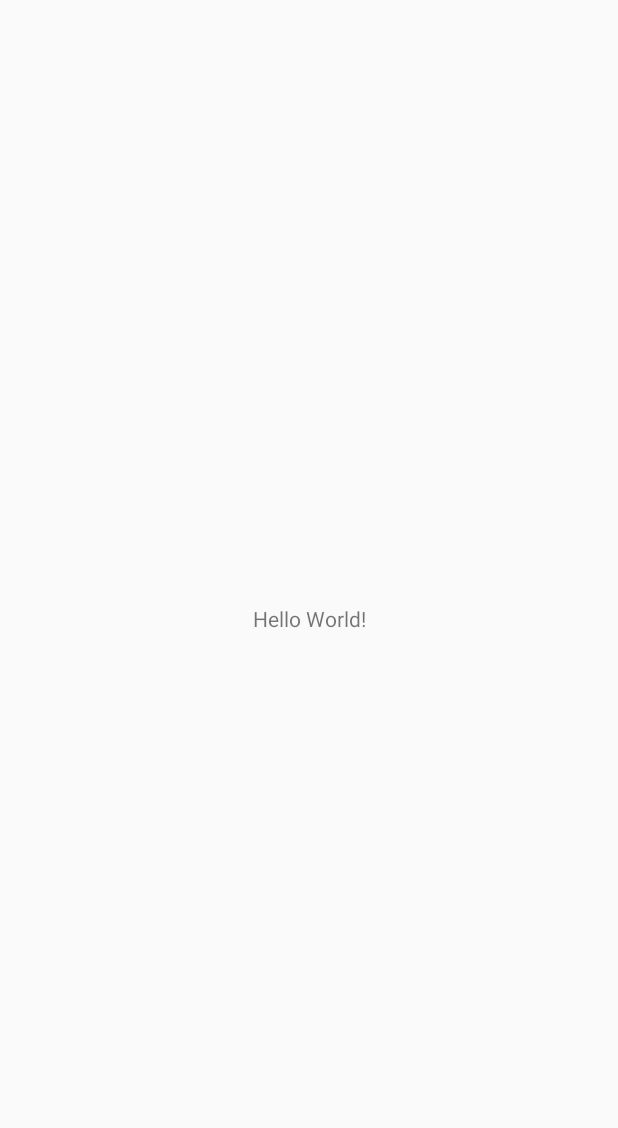
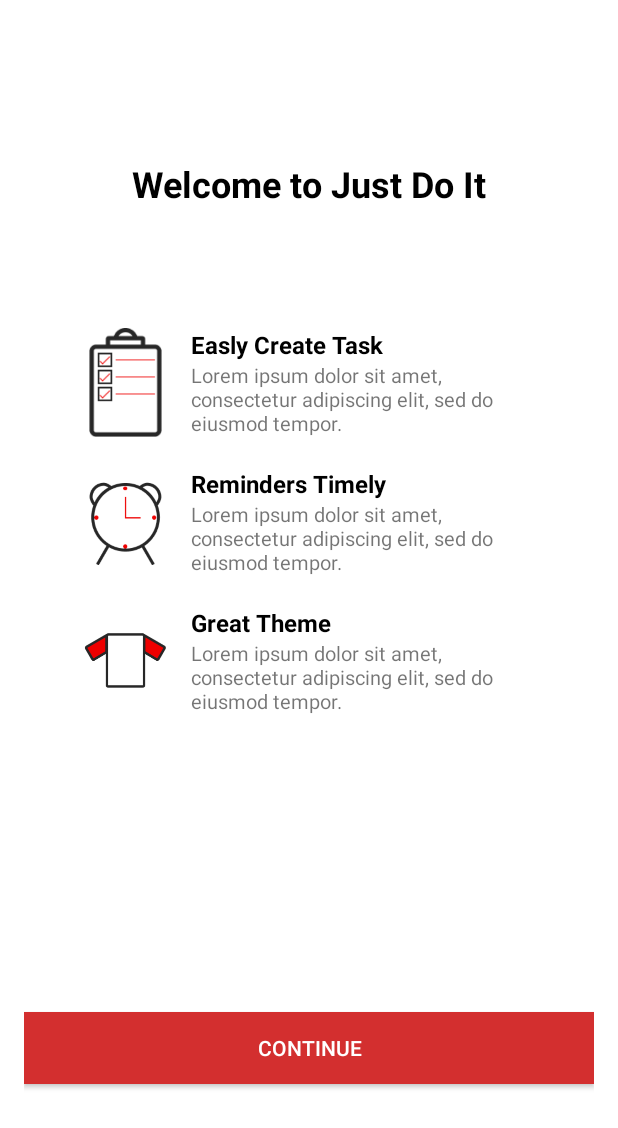
Before and after one commit to CandraWikananta/progmob-to-do-list, an Android app: the screen it shows after launch (MainActivity before the commit, WelcomePage after it), on a phone screen of 412 x 824 dp. Before the commit the part shown is almost empty. Shown: the top 1128 px of the screen. Run offline under Robolectric (Android 15) with nearby library versions, the phone set to English and light mode, and no system bars.

Commit message:
add logic from splash screen, welcome page, sign in and up

```diff
--- a/app/src/main/java/com/progmob/todolist/SplashScreen.kt
+++ b/app/src/main/java/com/progmob/todolist/SignUp.kt
@@ -6,11 +6,11 @@ import androidx.appcompat.app.AppCompatActivity
 import androidx.core.view.ViewCompat
 import androidx.core.view.WindowInsetsCompat
 
-class SplashScreen : AppCompatActivity() {
+class SignUp : AppCompatActivity() {
     override fun onCreate(savedInstanceState: Bundle?) {
         super.onCreate(savedInstanceState)
         enableEdgeToEdge()
-        setContentView(R.layout.activity_splash_screen)
+        setContentView(R.layout.sign_up_form_page)
         ViewCompat.setOnApplyWindowInsetsListener(findViewById(R.id.main)) { v, insets ->
             val systemBars = insets.getInsets(WindowInsetsCompat.Type.systemBars())
             v.setPadding(systemBars.left, systemBars.top, systemBars.right, systemBars.bottom)
--- /dev/null
+++ b/app/src/main/java/com/progmob/todolist/SplashScreenPage.kt
@@ -0,0 +1,31 @@
+package com.progmob.todolist
+
+import android.content.Intent
+import android.os.Bundle
+import android.os.Handler
+import android.os.Looper
+import androidx.activity.enableEdgeToEdge
+import androidx.appcompat.app.AppCompatActivity
+import androidx.core.splashscreen.SplashScreen.Companion.installSplashScreen
+import androidx.core.view.ViewCompat
+import androidx.core.view.WindowInsetsCompat
+
+class SplashScreenPage : AppCompatActivity() {
+    override fun onCreate(savedInstanceState: Bundle?) {
+        installSplashScreen()
+
+        super.onCreate(savedInstanceState)
+        enableEdgeToEdge()
+        setContentView(R.layout.activity_splash_screen)
+        ViewCompat.setOnApplyWindowInsetsListener(findViewById(R.id.main)) { v, insets ->
+            val systemBars = insets.getInsets(WindowInsetsCompat.Type.systemBars())
+            v.setPadding(systemBars.left, systemBars.top, systemBars.right, systemBars.bottom)
+            insets
+        }
+
+        Handler(Looper.getMainLooper()).postDelayed({
+            startActivity(Intent(this, WelcomePage::class.java))
+            finish()
+        }, 2000)
+    }
+}
--- /dev/null
+++ b/app/src/main/java/com/progmob/todolist/WelcomePage.kt
@@ -0,0 +1,29 @@
+package com.progmob.todolist
+
+import android.os.Bundle
+import androidx.activity.enableEdgeToEdge
+import androidx.appcompat.app.AppCompatActivity
+import androidx.core.view.ViewCompat
+import androidx.core.view.WindowInsetsCompat
+import android.widget.Button
+import android.content.Intent
+
+
+class WelcomePage : AppCompatActivity() {
+    override fun onCreate(savedInstanceState: Bundle?) {
+        super.onCreate(savedInstanceState)
+        enableEdgeToEdge()
+        setContentView(R.layout.welcome_page)
+        ViewCompat.setOnApplyWindowInsetsListener(findViewById(R.id.Welcome)) { v, insets ->
+            val systemBars = insets.getInsets(WindowInsetsCompat.Type.systemBars())
+            v.setPadding(systemBars.left, systemBars.top, systemBars.right, systemBars.bottom)
+            insets
+        }
+
+        val nextButton = findViewById<Button>(R.id.nextButton)
+        nextButton.setOnClickListener {
+            val intent = Intent(this, createAccount::class.java)
+            startActivity(intent)
+        }
+    }
+}
--- a/app/src/main/res/layout/activity_splash_screen.xml
+++ b/app/src/main/res/layout/activity_splash_screen.xml
@@ -5,7 +5,7 @@
     android:id="@+id/main"
     android:layout_width="match_parent"
     android:layout_height="match_parent"
-    tools:context=".SplashScreen">
+    tools:context=".SplashScreenPage">
 
     <RelativeLayout xmlns:android="http://schemas.android.com/apk/res/android"
         android:layout_width="match_parent"
--- a/app/src/main/res/layout/create_account_page.xml
+++ b/app/src/main/res/layout/createaccount_page.xml
@@ -2,10 +2,10 @@
 <androidx.constraintlayout.widget.ConstraintLayout xmlns:android="http://schemas.android.com/apk/res/android"
     xmlns:app="http://schemas.android.com/apk/res-auto"
     xmlns:tools="http://schemas.android.com/tools"
-    android:id="@+id/createAccount"
+    android:id="@+id/account"
     android:layout_width="match_parent"
     android:layout_height="match_parent"
-    tools:context=".create_account">
+    tools:context=".createAccount">
 
     <RelativeLayout
         android:layout_width="match_parent"
@@ -60,6 +60,7 @@
             >
 
             <Button
+                android:id="@+id/signInButton"
                 android:layout_width="match_parent"
                 android:layout_height="wrap_content"
                 android:text="Sign in"
@@ -68,6 +69,7 @@
                 />
 
             <Button
+                android:id="@+id/signUpButton"
                 android:layout_width="match_parent"
                 android:layout_height="wrap_content"
                 android:text="Sign up"
--- a/app/src/main/res/layout/welcome_page.xml
+++ b/app/src/main/res/layout/welcome_page.xml
@@ -1,12 +1,11 @@
 <?xml version="1.0" encoding="utf-8"?>
-
 <androidx.constraintlayout.widget.ConstraintLayout xmlns:android="http://schemas.android.com/apk/res/android"
     xmlns:app="http://schemas.android.com/apk/res-auto"
     xmlns:tools="http://schemas.android.com/tools"
-    android:id="@+id/welcome"
+    android:id="@+id/Welcome"
     android:layout_width="match_parent"
     android:layout_height="match_parent"
-    tools:context=".welcome">
+    tools:context=".WelcomePage">
 
     <RelativeLayout xmlns:android="http://schemas.android.com/apk/res/android"
         android:layout_width="match_parent"
@@ -142,7 +141,7 @@
 
         <!-- Continue Button -->
         <Button
-            android:id="@+id/continueButton"
+            android:id="@+id/nextButton"
             android:layout_width="match_parent"
             android:layout_height="48dp"
             android:layout_alignParentBottom="true"
--- a/app/src/main/res/values/themes.xml
+++ b/app/src/main/res/values/themes.xml
@@ -5,5 +5,8 @@
         <!-- <item name="colorPrimary">@color/my_light_primary</item> -->
     </style>
 
-    <style name="Theme.Todolist" parent="Base.Theme.Todolist" />
+    <style name="Theme.Todolist" parent="Base.Theme.Todolist" >
+
+    </style>
+
 </resources>
```
Also changed, not shown: app/src/main/AndroidManifest.xml (+15 -2 lines), app/src/main/java/com/progmob/todolist/SignIn.kt (added, +19 -0 lines), app/src/main/java/com/progmob/todolist/createAccount.kt (added, +35 -0 lines), app/src/main/res/layout/sign_in_form_page.xml (+4 -4 lines), app/src/main/res/layout/sign_up_form_page.xml (added, +149 -0 lines).
